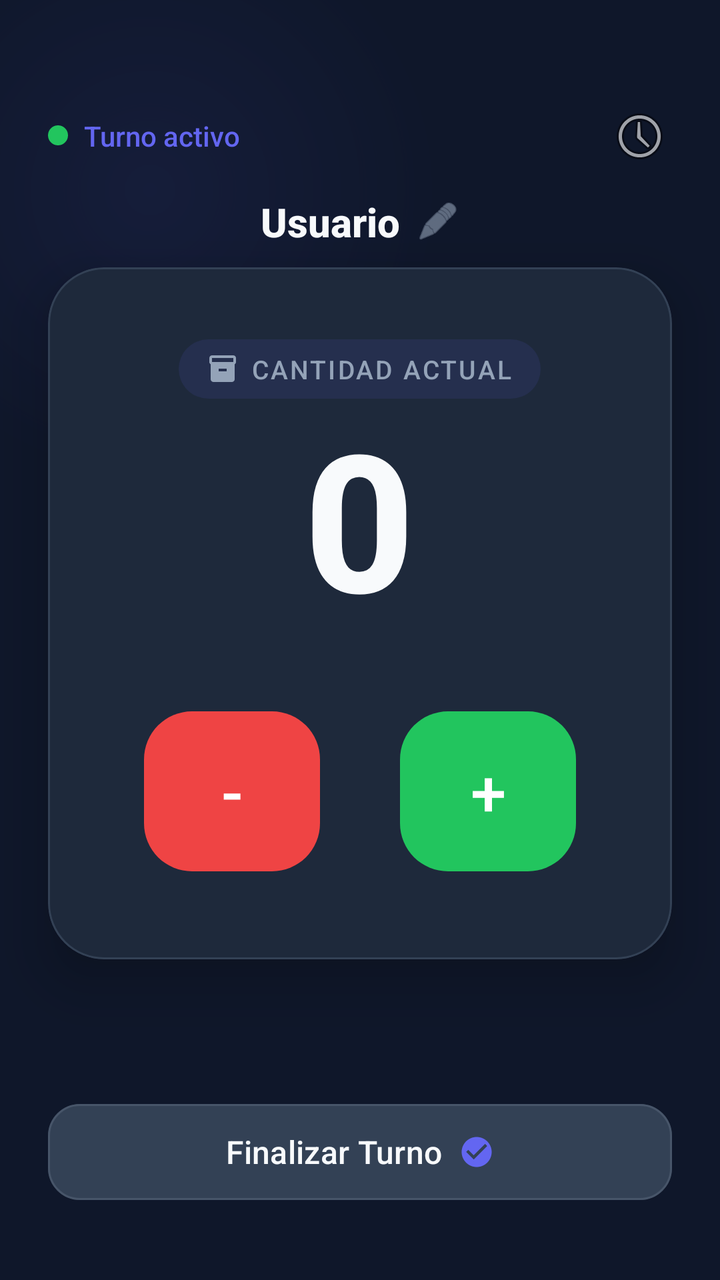
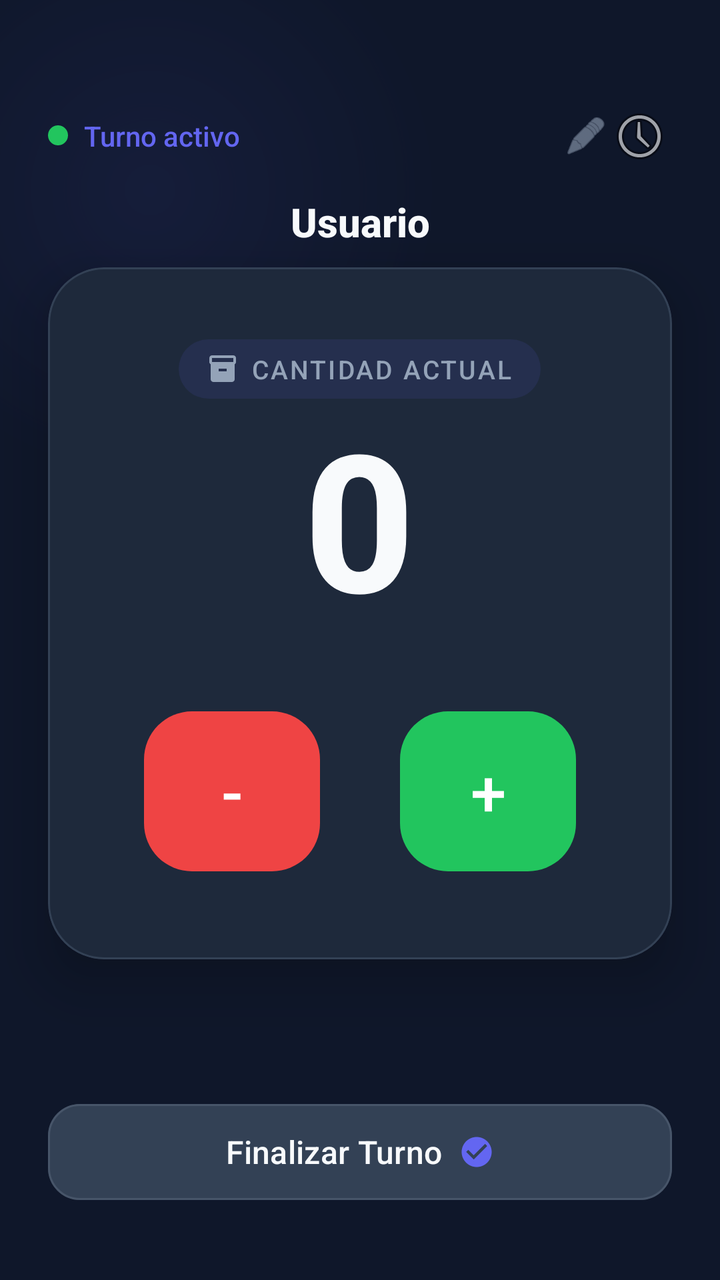

Two renders of the same Android screen: before a commit and after it. Below are the layout's source before the change and the commit's diff.
<!-- AndroidManifest.xml: application theme Theme.BoxCounter -->
<!-- res/layout/activity_main.xml -->
<?xml version="1.0" encoding="utf-8"?>
<androidx.constraintlayout.widget.ConstraintLayout
    xmlns:android="http://schemas.android.com/apk/res/android"
    xmlns:app="http://schemas.android.com/apk/res-auto"
    android:id="@+id/main"
    android:layout_width="match_parent"
    android:layout_height="match_parent"
    android:background="#0F172A">

    
    <View
        android:layout_width="350dp"
        android:layout_height="350dp"
        android:background="@drawable/bg_gradient_circle_primary"
        android:alpha="0.08"
        app:layout_constraintTop_toTopOf="parent"
        app:layout_constraintStart_toStartOf="parent"
        android:translationX="-100dp"
        android:translationY="-80dp"/>

    
    <LinearLayout
        android:id="@+id/topBar"
        android:layout_width="0dp"
        android:layout_height="wrap_content"
        android:orientation="horizontal"
        android:gravity="center_vertical"
        android:paddingHorizontal="24dp"
        android:paddingTop="52dp"
        android:paddingBottom="8dp"
        app:layout_constraintTop_toTopOf="parent"
        app:layout_constraintStart_toStartOf="parent"
        app:layout_constraintEnd_toEndOf="parent">

        
        <LinearLayout
            android:layout_width="0dp"
            android:layout_height="wrap_content"
            android:layout_weight="1"
            android:orientation="horizontal"
            android:gravity="center_vertical">

            <View
                android:layout_width="10dp"
                android:layout_height="10dp"
                android:background="@drawable/bg_dot_active"/>

            <TextView
                android:layout_width="wrap_content"
                android:layout_height="wrap_content"
                android:text="Turno activo"
                android:textSize="14sp"
                android:textColor="#6366F1"
                android:fontFamily="sans-serif-medium"
                android:layout_marginStart="8dp"/>
        </LinearLayout>


        <include
            android:id="@+id/btnHistory"
            layout="@layout/view_history_button"
            android:layout_width="wrap_content"
            android:layout_height="wrap_content"/>
    </LinearLayout>

    
    <LinearLayout
        android:id="@+id/containerUser"
        android:layout_width="wrap_content"
        android:layout_height="wrap_content"
        android:orientation="horizontal"
        android:gravity="center"
        android:layout_marginTop="12dp"
        android:layout_marginBottom="16dp"
        app:layout_constraintTop_toBottomOf="@id/topBar"
        app:layout_constraintBottom_toTopOf="@id/cardCounter"
        app:layout_constraintStart_toStartOf="parent"
        app:layout_constraintEnd_toEndOf="parent">

        <TextView
            android:id="@+id/tvUserName"
            android:layout_width="wrap_content"
            android:layout_height="wrap_content"
            android:text="Usuario"
            android:textSize="20sp"
            android:textColor="#F8FAFC"
            android:fontFamily="sans-serif-medium"
            android:textStyle="bold" />

        <ImageView
            android:id="@+id/btnEditName"
            android:layout_width="22dp"
            android:layout_height="22dp"
            android:layout_marginStart="8dp"
            android:src="@android:drawable/ic_menu_edit"
            app:tint="#94A3B8"
            android:background="?attr/selectableItemBackgroundBorderless"
            android:contentDescription="Editar nombre" />
    </LinearLayout>

    
    <com.google.android.material.card.MaterialCardView
        android:id="@+id/cardCounter"
        android:layout_width="0dp"
        android:layout_height="wrap_content"
        android:layout_marginHorizontal="24dp"
        app:cardCornerRadius="28dp"
        app:cardElevation="16dp"
        app:cardBackgroundColor="#1E293B"
        app:strokeColor="#334155"
        app:strokeWidth="1dp"
        app:layout_constraintTop_toBottomOf="@id/topBar"
        app:layout_constraintBottom_toTopOf="@id/btnFinish"
        app:layout_constraintStart_toStartOf="parent"
        app:layout_constraintEnd_toEndOf="parent"
        app:layout_constraintVertical_bias="0.38">

        <LinearLayout
            android:layout_width="match_parent"
            android:layout_height="wrap_content"
            android:orientation="vertical"
            android:paddingHorizontal="32dp"
            android:paddingTop="36dp"
            android:paddingBottom="40dp"
            android:gravity="center">

            
            <LinearLayout
                android:layout_width="wrap_content"
                android:layout_height="wrap_content"
                android:orientation="horizontal"
                android:gravity="center_vertical"
                android:background="@drawable/bg_chip_subtle"
                android:paddingHorizontal="14dp"
                android:paddingVertical="6dp">

                <ImageView
                    android:layout_width="16dp"
                    android:layout_height="16dp"
                    android:src="@drawable/ic_box"
                    app:tint="#94A3B8"
                    android:contentDescription="Boxes"/>

                <TextView
                    android:layout_width="wrap_content"
                    android:layout_height="wrap_content"
                    android:text="Cantidad Actual"
                    android:textSize="13sp"
                    android:textColor="#94A3B8"
                    android:fontFamily="sans-serif-medium"
                    android:letterSpacing="0.08"
                    android:textAllCaps="true"
                    android:layout_marginStart="6dp"/>
            </LinearLayout>

            
            <TextView
                android:id="@+id/tvQuantity"
                android:layout_width="wrap_content"
                android:layout_height="wrap_content"
                android:text="0"
                android:textSize="96sp"
                android:textStyle="bold"
                android:textColor="#F8FAFC"
                android:fontFamily="sans-serif-medium"
                android:layout_marginTop="8dp"
                android:layout_marginBottom="32dp"
                android:includeFontPadding="false"/>

            
            <LinearLayout
                android:layout_width="match_parent"
                android:layout_height="wrap_content"
                android:orientation="horizontal"
                android:gravity="center">

                <com.google.android.material.button.MaterialButton
                    android:id="@+id/btnMinus"
                    style="@style/Widget.Material3.Button"
                    android:layout_width="88dp"
                    android:layout_height="88dp"
                    android:text="-"
                    android:textSize="32sp"
                    android:textColor="#FFFFFF"
                    app:cornerRadius="24dp"
                    app:backgroundTint="#EF4444"
                    app:rippleColor="#FCA5A5"
                    android:stateListAnimator="@null"/>

                <Space
                    android:layout_width="40dp"
                    android:layout_height="wrap_content"/>

                <com.google.android.material.button.MaterialButton
                    android:id="@+id/btnPlus"
                    style="@style/Widget.Material3.Button"
                    android:layout_width="88dp"
                    android:layout_height="88dp"
                    android:text="+"
                    android:textSize="32sp"
                    android:textColor="#FFFFFF"
                    app:cornerRadius="24dp"
                    app:backgroundTint="#22C55E"
                    app:rippleColor="#86EFAC"
                    android:stateListAnimator="@null"/>
            </LinearLayout>
        </LinearLayout>
    </com.google.android.material.card.MaterialCardView>

    
    <com.google.android.material.button.MaterialButton
        android:id="@+id/btnFinish"
        style="@style/Widget.Material3.Button.OutlinedButton"
        android:layout_width="0dp"
        android:layout_height="56dp"
        android:layout_marginHorizontal="24dp"
        android:layout_marginBottom="36dp"
        android:text="Finalizar Turno"
        android:textSize="16sp"
        android:textColor="#F8FAFC"
        android:textAllCaps="false"
        android:fontFamily="sans-serif-medium"
        app:cornerRadius="16dp"
        app:backgroundTint="#334155"
        app:strokeColor="#475569"
        app:strokeWidth="1dp"
        app:rippleColor="#6366F1"
        app:icon="@drawable/ic_check_circle"
        app:iconGravity="textEnd"
        app:iconTint="#6366F1"
        app:iconPadding="8dp"
        app:layout_constraintBottom_toBottomOf="parent"
        app:layout_constraintStart_toStartOf="parent"
        app:layout_constraintEnd_toEndOf="parent"/>

    
    <com.airbnb.lottie.LottieAnimationView
        android:id="@+id/lottieCelebration"
        android:layout_width="match_parent"
        android:layout_height="match_parent"
        android:visibility="gone"
        android:elevation="20dp"
        app:lottie_rawRes="@raw/fireworks"
        app:lottie_autoPlay="false"
        app:lottie_loop="false"
        app:layout_constraintTop_toTopOf="parent"
        app:layout_constraintBottom_toBottomOf="parent"
        app:layout_constraintStart_toStartOf="parent"
        app:layout_constraintEnd_toEndOf="parent" />

</androidx.constraintlayout.widget.ConstraintLayout>
<!-- res/layout/view_history_button.xml (included above) -->
<?xml version="1.0" encoding="utf-8"?>
<ImageButton xmlns:android="http://schemas.android.com/apk/res/android"
    android:id="@+id/btnHistory"
    android:layout_width="48dp"
    android:layout_height="48dp"
    android:src="@android:drawable/ic_menu_recent_history"
    android:background="?attr/selectableItemBackgroundBorderless"
    android:contentDescription="Historial" />
<!-- resources referenced by this layout -->
<resources>
  <!-- drawable bg_chip_subtle (drawable) -->
  <?xml version="1.0" encoding="utf-8"?>
  <shape xmlns:android="http://schemas.android.com/apk/res/android"
      android:shape="rectangle">
      <solid android:color="#1A6366F1"/>
      <corners android:radius="20dp"/>
  </shape>
  <!-- drawable bg_dot_active (drawable) -->
  <?xml version="1.0" encoding="utf-8"?>
  <shape xmlns:android="http://schemas.android.com/apk/res/android"
      android:shape="oval">
      <solid android:color="#22C55E"/>
  </shape>
  <!-- drawable bg_gradient_circle_primary (drawable) -->
  <?xml version="1.0" encoding="utf-8"?>
  <shape xmlns:android="http://schemas.android.com/apk/res/android"
      android:shape="oval">
      <gradient
          android:type="radial"
          android:gradientRadius="150dp"
          android:startColor="#6366F1"
          android:endColor="#00000000"/>
  </shape>
  <!-- drawable ic_box (drawable) -->
  <vector xmlns:android="http://schemas.android.com/apk/res/android"
      android:width="24dp"
      android:height="24dp"
      android:viewportWidth="24"
      android:viewportHeight="24"
      android:tint="#FFFFFF">
      <path
          android:fillColor="@android:color/white"
          android:pathData="M20,2H4C3,2 2,2.9 2,4v3.01C2,7.73 2.43,8.35 3,8.7V20c0,1.1 1.1,2 2,2h14c0.9,0 2,-0.9 2,-2V8.7c0.57,-0.35 1,-0.97 1,-1.69V4C22,2.9 21,2 20,2zM15,14H9v-2h6V14zM20,7H4V4h16V7z"/>
  </vector>
  <!-- drawable ic_check_circle (drawable) -->
  <vector xmlns:android="http://schemas.android.com/apk/res/android"
      android:width="24dp"
      android:height="24dp"
      android:viewportWidth="24"
      android:viewportHeight="24"
      android:tint="#FFFFFF">
      <path
          android:fillColor="@android:color/white"
          android:pathData="M12,2C6.48,2 2,6.48 2,12s4.48,10 10,10 10,-4.48 10,-10S17.52,2 12,2zM10,17l-5,-5 1.41,-1.41L10,14.17l7.59,-7.59L19,8l-9,9z"/>
  </vector>
  <style name="Theme.BoxCounter" parent="Theme.Material3.DayNight.NoActionBar">
  
          <item name="colorPrimary">@color/md_primary</item>
          <item name="colorOnPrimary">@color/md_onPrimary</item>
  
          <item name="colorSecondary">@color/md_secondary</item>
          <item name="colorOnSecondary">@color/md_onSecondary</item>
  
          <item name="android:colorBackground">@color/md_background</item>
          <item name="colorSurface">@color/md_surface</item>
  
      </style>
  <color name="md_primary">#1E3A8A</color>
  <color name="md_onPrimary">#FFFFFF</color>
  <color name="md_secondary">#F59E0B</color>
  <color name="md_onSecondary">#000000</color>
  <color name="md_background">#F3F4F6</color>
  <color name="md_surface">#FFFFFF</color>
</resources>

<!-- the commit's change to res/layout/activity_main.xml (unified diff, before → after) -->
@@ -56,6 +56,16 @@
         </LinearLayout>
 
 
+        <ImageView
+            android:id="@+id/btnEditName"
+            android:layout_width="22dp"
+            android:layout_height="22dp"
+            android:layout_marginStart="8dp"
+            android:src="@android:drawable/ic_menu_edit"
+            app:tint="#94A3B8"
+            android:background="?attr/selectableItemBackgroundBorderless"
+            android:contentDescription="Editar nombre" />
+
         <include
             android:id="@+id/btnHistory"
             layout="@layout/view_history_button"
@@ -87,15 +97,6 @@
             android:fontFamily="sans-serif-medium"
             android:textStyle="bold" />
 
-        <ImageView
-            android:id="@+id/btnEditName"
-            android:layout_width="22dp"
-            android:layout_height="22dp"
-            android:layout_marginStart="8dp"
-            android:src="@android:drawable/ic_menu_edit"
-            app:tint="#94A3B8"
-            android:background="?attr/selectableItemBackgroundBorderless"
-            android:contentDescription="Editar nombre" />
     </LinearLayout>
 
     
@@ -248,6 +249,21 @@
         app:layout_constraintStart_toStartOf="parent"
         app:layout_constraintEnd_toEndOf="parent" />
 
+    
+    <com.airbnb.lottie.LottieAnimationView
+        android:id="@+id/lottieCelebrationName"
+        android:layout_width="180dp"
+        android:layout_height="180dp"
+        android:visibility="gone"
+        android:elevation="20dp"
+        app:lottie_rawRes="@raw/spark"
+        app:lottie_autoPlay="false"
+        app:lottie_loop="false"
+        app:layout_constraintTop_toTopOf="@id/containerUser"
+        app:layout_constraintBottom_toBottomOf="@id/containerUser"
+        app:layout_constraintStart_toStartOf="@id/containerUser"
+        app:layout_constraintEnd_toEndOf="@id/containerUser" />
+
 </androidx.constraintlayout.widget.ConstraintLayout>
 <!-- res/layout/view_history_button.xml (included above) -->
 <?xml version="1.0" encoding="utf-8"?>
